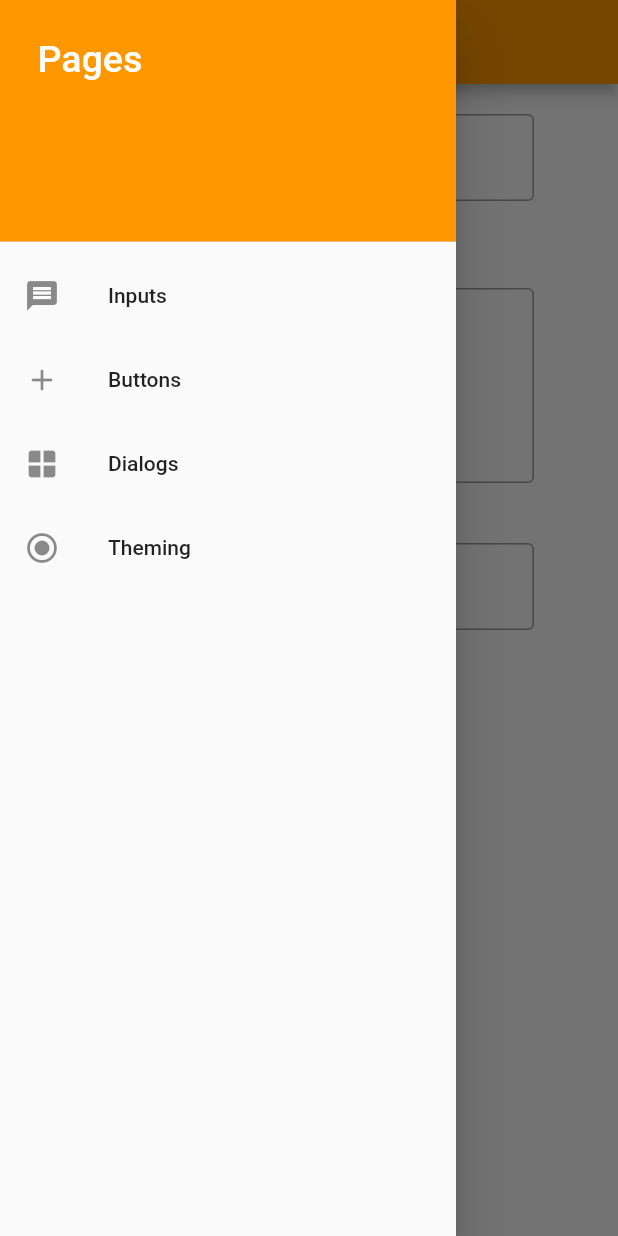
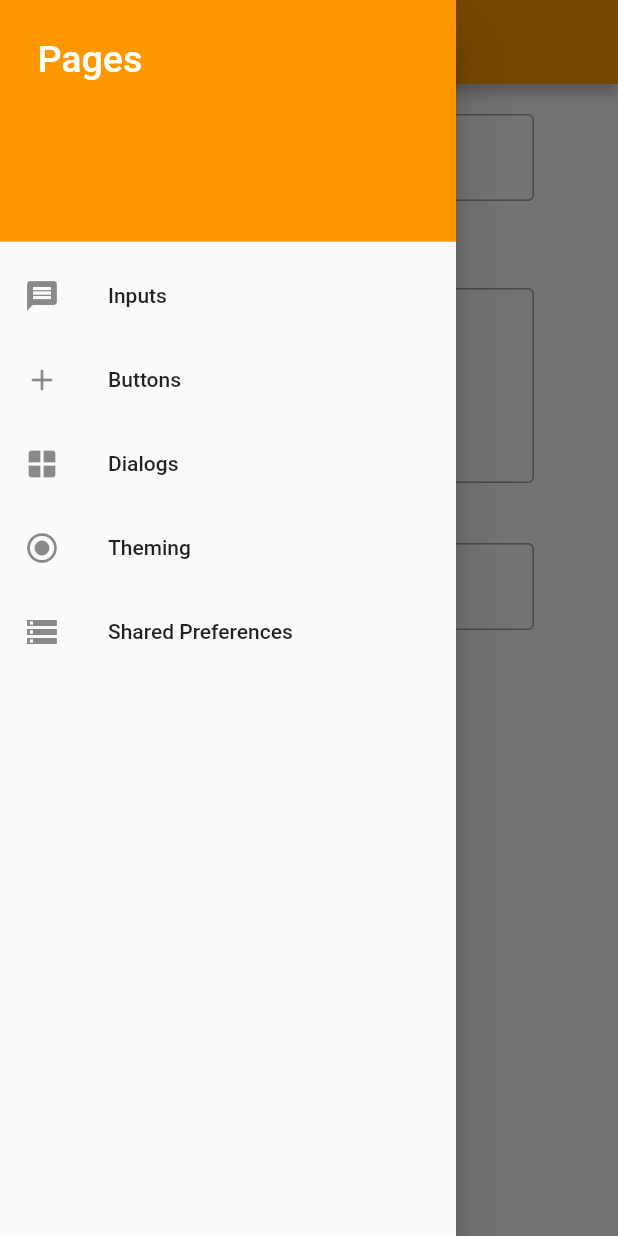
Before and after one commit to shuangxuetwelve/flutter_practice, a Flutter app: the screen it shows after launch, with the side drawer open, on a phone screen of 412 x 824 dp. Run offline on Flutter 3.47's test engine with Material 2 defaults, Android fonts, the phone set to English and light mode, and no system bars; our stand-ins replace shared_preferences.

Commit message:
Add page shared_preferences

```diff
--- a/lib/components/side_menu.dart
+++ b/lib/components/side_menu.dart
@@ -43,6 +43,11 @@ class SideMenu extends StatelessWidget {
           title: const Text("Theming"),
           onTap: () => _onTap(PageType.theming),
         ),
+        ListTile(
+          leading: const Icon(Icons.storage),
+          title: const Text("Shared Preferences"),
+          onTap: () => _onTap(PageType.sharedPreferences),
+        ),
       ],
     );
   }
--- a/lib/constants/common.dart
+++ b/lib/constants/common.dart
@@ -3,4 +3,5 @@ enum PageType {
   buttons,
   dialogs,
   theming,
+  sharedPreferences,
 }
--- a/lib/main.dart
+++ b/lib/main.dart
@@ -3,6 +3,7 @@ import 'pages/input.dart';
 import 'pages/buttons.dart';
 import 'pages/dialogs.dart';
 import 'pages/theming.dart';
+import 'pages/shared_preferences.dart';
 import 'components/side_menu.dart';
 import 'constants/common.dart';
 
@@ -76,9 +77,13 @@ class PageContainer extends StatelessWidget {
           return DialogsPage();
         }
       case PageType.theming:
+        {
+          return Theming();
+        }
+      case PageType.sharedPreferences:
       default:
         {
-          return Theming();
+          return const SharedPreferencesPage();
         }
     }
   }
--- a/pubspec.yaml
+++ b/pubspec.yaml
@@ -34,6 +34,8 @@ dependencies:
   # The following adds the Cupertino Icons font to your application.
   # Use with the CupertinoIcons class for iOS style icons.
   cupertino_icons: ^1.0.2
+
+  shared_preferences: ^2.0.9
 
 dev_dependencies:
   flutter_test:
```
Also changed, not shown: lib/pages/shared_preferences.dart (added, +28 -0 lines), pubspec.lock, 3 other files.
